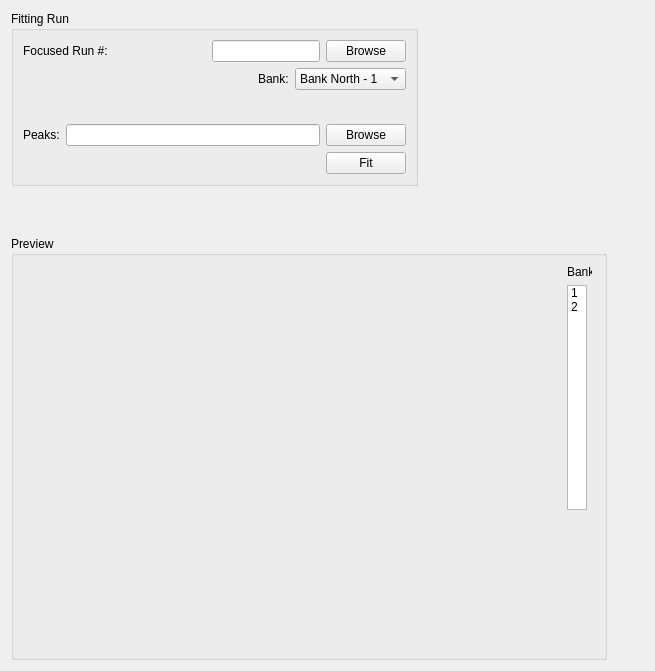
The window that MantidQt/CustomInterfaces/inc/MantidQtCustomInterfaces/EnggDiffraction/EnggDiffractionQtTabFitting.ui (mantidproject/mantid) describes before a commit, drawn with Qt 5.
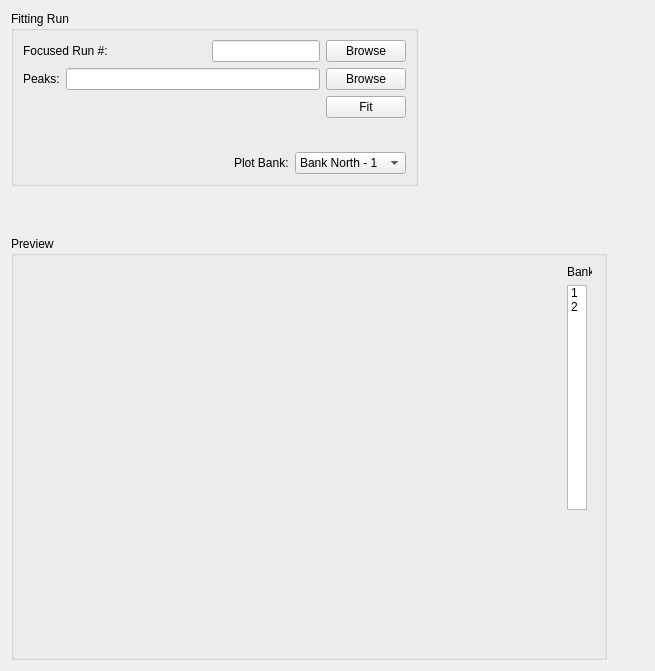
The same window after the commit.

Commit message:
rearange fitting gui order
refs #15550

```diff
--- a/MantidQt/CustomInterfaces/inc/MantidQtCustomInterfaces/EnggDiffraction/EnggDiffractionQtTabFitting.ui
+++ b/MantidQt/CustomInterfaces/inc/MantidQtCustomInterfaces/EnggDiffraction/EnggDiffractionQtTabFitting.ui
@@ -70,72 +70,6 @@
         </item>
        </layout>
       </item>
-      <item>
-       <layout class="QHBoxLayout" name="horizontalLayout">
-        <item>
-         <spacer name="horizontalSpacer_15">
-          <property name="orientation">
-           <enum>Qt::Horizontal</enum>
-          </property>
-          <property name="sizeHint" stdset="0">
-           <size>
-            <width>38</width>
-            <height>20</height>
-           </size>
-          </property>
-         </spacer>
-        </item>
-        <item>
-         <widget class="QLabel" name="label_comboBox_fitting_bank">
-          <property name="text">
-           <string>Bank:</string>
-          </property>
-         </widget>
-        </item>
-        <item>
-         <widget class="QComboBox" name="comboBox_bank">
-          <property name="minimumSize">
-           <size>
-            <width>111</width>
-            <height>0</height>
-           </size>
-          </property>
-          <property name="maximumSize">
-           <size>
-            <width>240</width>
-            <height>16777215</height>
-           </size>
-          </property>
-          <item>
-           <property name="text">
-            <string>Bank North - 1</string>
-           </property>
-          </item>
-          <item>
-           <property name="text">
-            <string>Bank South - 2</string>
-           </property>
-          </item>
-         </widget>
-        </item>
-       </layout>
-      </item>
-      <item>
-       <spacer name="verticalSpacer_5">
-        <property name="orientation">
-         <enum>Qt::Vertical</enum>
-        </property>
-        <property name="sizeType">
-         <enum>QSizePolicy::Maximum</enum>
-        </property>
-        <property name="sizeHint" stdset="0">
-         <size>
-          <width>20</width>
-          <height>28</height>
-         </size>
-        </property>
-       </spacer>
-      </item>
       <item>
        <layout class="QHBoxLayout" name="horizontalLayout_8">
         <item>
@@ -197,6 +131,72 @@
         </item>
        </layout>
       </item>
+      <item>
+       <spacer name="verticalSpacer_5">
+        <property name="orientation">
+         <enum>Qt::Vertical</enum>
+        </property>
+        <property name="sizeType">
+         <enum>QSizePolicy::Maximum</enum>
+        </property>
+        <property name="sizeHint" stdset="0">
+         <size>
+          <width>20</width>
+          <height>28</height>
+         </size>
+        </property>
+       </spacer>
+      </item>
+      <item>
+       <layout class="QHBoxLayout" name="horizontalLayout">
+        <item>
+         <spacer name="horizontalSpacer_15">
+          <property name="orientation">
+           <enum>Qt::Horizontal</enum>
+          </property>
+          <property name="sizeHint" stdset="0">
+           <size>
+            <width>38</width>
+            <height>20</height>
+           </size>
+          </property>
+         </spacer>
+        </item>
+        <item>
+         <widget class="QLabel" name="label_comboBox_fitting_bank">
+          <property name="text">
+           <string>Plot Bank:</string>
+          </property>
+         </widget>
+        </item>
+        <item>
+         <widget class="QComboBox" name="comboBox_bank">
+          <property name="minimumSize">
+           <size>
+            <width>111</width>
+            <height>0</height>
+           </size>
+          </property>
+          <property name="maximumSize">
+           <size>
+            <width>240</width>
+            <height>16777215</height>
+           </size>
+          </property>
+          <item>
+           <property name="text">
+            <string>Bank North - 1</string>
+           </property>
+          </item>
+          <item>
+           <property name="text">
+            <string>Bank South - 2</string>
+           </property>
+          </item>
+         </widget>
+        </item>
+       </layout>
+      </item>
      </layout>
     </widget>
    </item>
```
